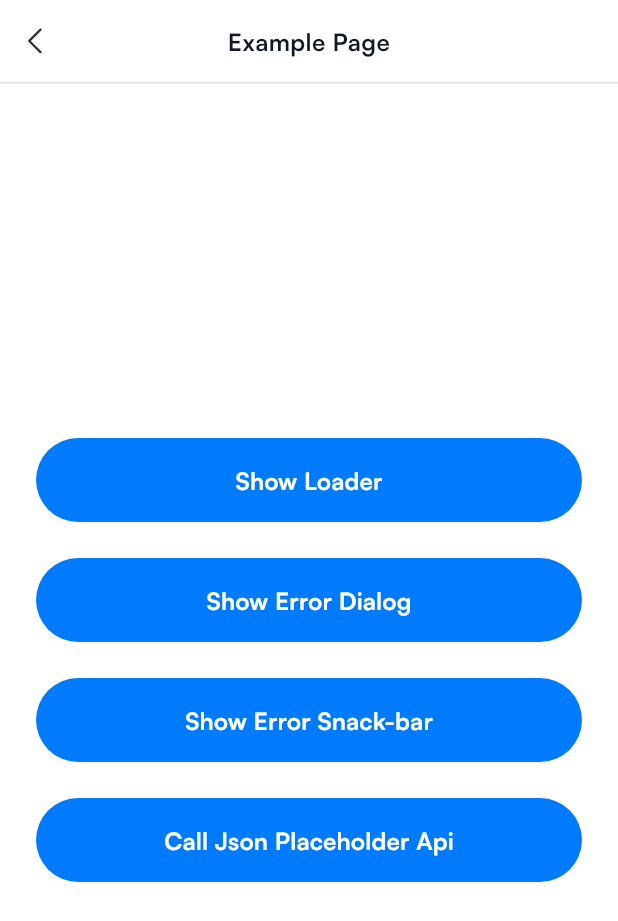
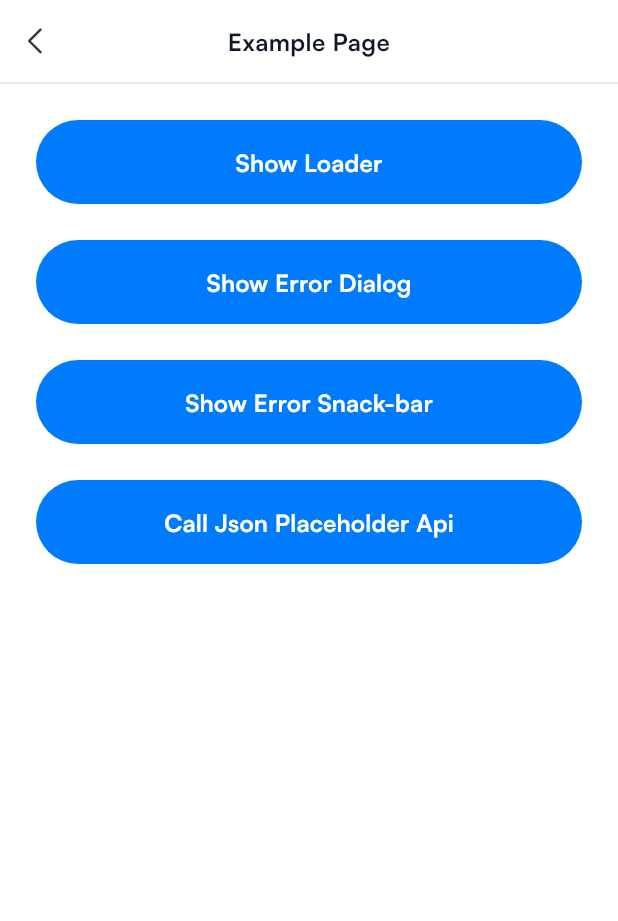
Before and after one commit to vinhppvk/janpanese-stuty-mobile, a Flutter app: the ExamplePage screen opened by its route, on a phone screen of 412 x 824 dp. Shown: the top 921 px of the screen. Run offline on Flutter 3.47's test engine with Material 3 defaults, Android fonts, the light colour scheme and no system bars; our stand-ins replace dio, dropdown_button2, flutter_bloc, flutter_svg, fpdart, freezed_annotation and 7 more; missing offline and left inert: auto_mappr_annotation; accounts and stored records are empty; generated files the repository leaves out were written again.

Commit message:
IHD-508: Remove warning

```diff
--- a/lib/presentation/example/page/example_page.dart
+++ b/lib/presentation/example/page/example_page.dart
@@ -53,30 +53,28 @@ class _ExamplePageState extends State<ExamplePage> {
           context.pop();
         },
       ),
-      body: Center(
-        child: Padding(
+      body: SingleChildScrollView(
         padding: const EdgeInsets.all(24.0),
         child: Wrap(
           runSpacing: 24.0,
           children: <Widget>[
             PrimaryButton(
+              onPressed: _showOverlayLoader,
               child: const Text('Show Loader'),
-                onPressed: _showOverlayLoader,
             ),
             PrimaryButton(
+              onPressed: _showErrorDialog,
               child: const Text('Show Error Dialog'),
-                onPressed: _showErrorDialog,
             ),
             PrimaryButton(
+              onPressed: _showErrorSnackBar,
               child: const Text('Show Error Snack-bar'),
-                onPressed: _showErrorSnackBar,
             ),
             PrimaryButton(
               child: const Text('Call Json Placeholder Api'),
               onPressed: () => _callExampleApi(),
             ),
           ],
-          ),
         ),
       ),
     );
--- a/lib/presentation/register/page/register_step_1.dart
+++ b/lib/presentation/register/page/register_step_1.dart
@@ -136,8 +136,8 @@ class _RegisterStep1State extends State<RegisterStep1> {
                 Padding(
                   padding: const EdgeInsets.symmetric(horizontal: 8.0),
                   child: PrimaryButton(
+                    onPressed: _onContinuePressed,
                     child: const Text('Continue'),
-                    onPressed: _onContinuePressed,
                   ),
                 ),
                 const SizedBox(height: 16.0),
--- a/lib/presentation/register/page/register_step_3.dart
+++ b/lib/presentation/register/page/register_step_3.dart
@@ -46,8 +46,8 @@ class _RegisterStep3State extends State<RegisterStep3> {
                 ),
                 const SizedBox(height: 32.0),
                 PrimaryButton(
+                  onPressed: widget.onContinue,
                   child: const Text('Sign In'),
-                  onPressed: widget.onContinue,
                 ),
                 const SizedBox(height: 32.0),
               ],
```
Lines whose indentation alone changed are shown as unchanged.
